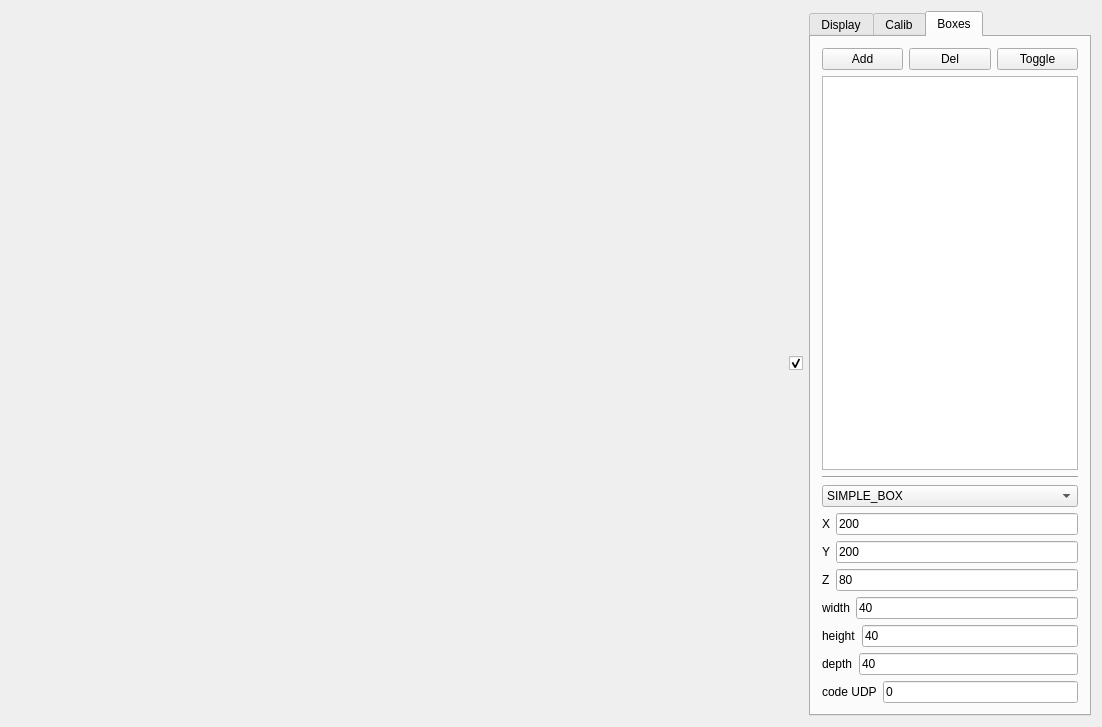
Old version of the form mainwindow.ui in the repository yquemener/Natural-Navigator.
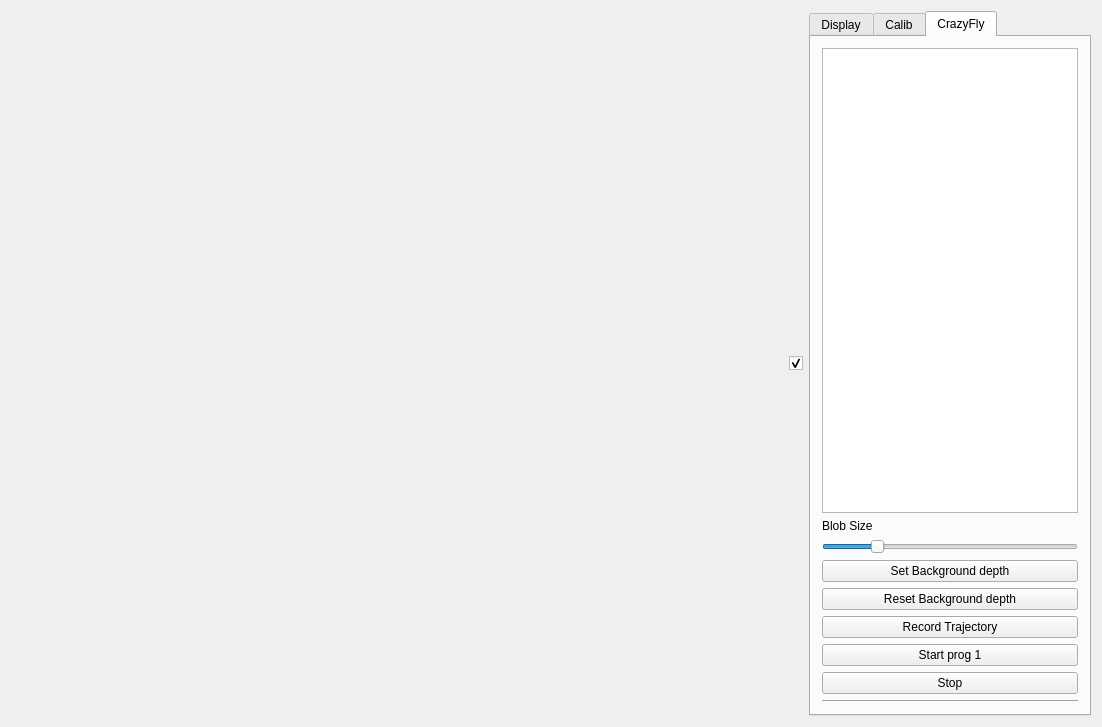
New version of the form. The open tabs and pages were chosen to show the change.

Commit message: Cleaned the interface to make it more easy to use with the crazyflie. Now communicated with a python script

Diff of the .ui file:
```diff
--- a/mainwindow.ui
+++ b/mainwindow.ui
@@ -367,30 +367,6 @@
           </property>
          </spacer>
         </item>
-        <item>
-         <widget class="QPushButton" name="but_background_depth">
-          <property name="text">
-           <string>Set Background depth</string>
-          </property>
-         </widget>
-        </item>
-        <item>
-         <widget class="QPushButton" name="but_reset_background_depth">
-          <property name="text">
-           <string>Reset Background depth</string>
-          </property>
-         </widget>
-        </item>
-        <item>
-         <widget class="QPushButton" name="but_record_trajectory">
-          <property name="text">
-           <string>Record Trajectory</string>
-          </property>
-          <property name="checkable">
-           <bool>true</bool>
-          </property>
-         </widget>
-        </item>
         <item>
          <widget class="QPushButton" name="but_reset_boxes">
           <property name="text">
@@ -486,47 +462,83 @@
       </widget>
       <widget class="QWidget" name="tab_boxes">
        <attribute name="title">
-        <string>Boxes</string>
+        <string>CrazyFly</string>
        </attribute>
        <layout class="QVBoxLayout" name="verticalLayout_4">
         <item>
-         <layout class="QHBoxLayout" name="horizontalLayout">
-          <item>
-           <widget class="QPushButton" name="but_add">
-            <property name="text">
-             <string>Add</string>
-            </property>
-           </widget>
-          </item>
-          <item>
-           <widget class="QPushButton" name="pushButton">
-            <property name="text">
-             <string>Del</string>
-            </property>
-           </widget>
-          </item>
-          <item>
-           <widget class="QPushButton" name="but_toggle">
-            <property name="text">
-             <string>Toggle</string>
-            </property>
-           </widget>
-          </item>
-         </layout>
+         <widget class="QTextEdit" name="log_cflie">
+          <property name="readOnly">
+           <bool>true</bool>
+          </property>
+         </widget>
         </item>
         <item>
-         <widget class="QListWidget" name="lst_boxes">
+         <widget class="QLabel" name="lbl_blobsize">
+          <property name="text">
+           <string>Blob Size</string>
+          </property>
+         </widget>
+        </item>
+        <item>
+         <widget class="QSlider" name="sld_blobsize">
           <property name="sizePolicy">
-           <sizepolicy hsizetype="Fixed" vsizetype="Expanding">
+           <sizepolicy hsizetype="Expanding" vsizetype="Fixed">
             <horstretch>0</horstretch>
             <verstretch>0</verstretch>
            </sizepolicy>
           </property>
           <property name="minimumSize">
            <size>
-            <width>0</width>
+            <width>150</width>
             <height>0</height>
            </size>
+          </property>
+          <property name="maximum">
+           <number>200</number>
+          </property>
+          <property name="value">
+           <number>40</number>
+          </property>
+          <property name="orientation">
+           <enum>Qt::Horizontal</enum>
+          </property>
+         </widget>
+        </item>
+        <item>
+         <widget class="QPushButton" name="but_background_depth">
+          <property name="text">
+           <string>Set Background depth</string>
+          </property>
+         </widget>
+        </item>
+        <item>
+         <widget class="QPushButton" name="but_reset_background_depth">
+          <property name="text">
+           <string>Reset Background depth</string>
+          </property>
+         </widget>
+        </item>
+        <item>
+         <widget class="QPushButton" name="but_record_trajectory">
+          <property name="text">
+           <string>Record Trajectory</string>
+          </property>
+          <property name="checkable">
+           <bool>true</bool>
+          </property>
+         </widget>
+        </item>
+        <item>
+         <widget class="QPushButton" name="but_cflie_start1">
+          <property name="text">
+           <string>Start prog 1</string>
+          </property>
+         </widget>
+        </item>
+        <item>
+         <widget class="QPushButton" name="but_cflie_stop">
+          <property name="text">
+           <string>Stop</string>
           </property>
          </widget>
         </item>
@@ -537,151 +549,6 @@
           </property>
          </widget>
         </item>
-        <item>
-         <widget class="QComboBox" name="cmb_box_type">
-          <item>
-           <property name="text">
-            <string>SIMPLE_BOX</string>
-           </property>
-          </item>
-          <item>
-           <property name="text">
-            <string>HSLIDER</string>
-           </property>
-          </item>
-          <item>
-           <property name="text">
-            <string>TOGGLE_BOX</string>
-           </property>
-          </item>
-         </widget>
-        </item>
-        <item>
-         <layout class="QHBoxLayout" name="horizontalLayout_2">
-          <item>
-           <widget class="QLabel" name="label_0">
-            <property name="text">
-             <string>X</string>
-            </property>
-           </widget>
-          </item>
-          <item>
-           <widget class="QLineEdit" name="edt_box_x">
-            <property name="text">
-             <string>200</string>
-            </property>
-           </widget>
-          </item>
-         </layout>
-        </item>
-        <item>
-         <layout class="QHBoxLayout" name="horizontalLayout_3">
-          <item>
-           <widget class="QLabel" name="label_2">
-            <property name="text">
-             <string>Y</string>
-            </property>
-           </widget>
-          </item>
-          <item>
-           <widget class="QLineEdit" name="edt_box_y">
-            <property name="text">
-             <string>200</string>
-            </property>
-           </widget>
-          </item>
-         </layout>
-        </item>
-        <item>
-         <layout class="QHBoxLayout" name="horizontalLayout_5">
-          <item>
-           <widget class="QLabel" name="label_3">
-            <property name="text">
-             <string>Z</string>
-            </property>
-           </widget>
-          </item>
-          <item>
-           <widget class="QLineEdit" name="edt_box_z">
-            <property name="text">
-             <string>80</string>
-            </property>
-           </widget>
-          </item>
-         </layout>
-        </item>
-        <item>
-         <layout class="QHBoxLayout" name="horizontalLayout_6">
-          <item>
-           <widget class="QLabel" name="label_4">
-            <property name="text">
-             <string>width</string>
-            </property>
-           </widget>
-          </item>
-          <item>
-           <widget class="QLineEdit" name="edt_box_width">
-            <property name="text">
-             <string>40</string>
-            </property>
-           </widget>
-          </item>
-         </layout>
-        </item>
-        <item>
-         <layout class="QHBoxLayout" name="horizontalLayout_7">
-          <item>
-           <widget class="QLabel" name="label_9">
-            <property name="text">
-             <string>height</string>
-            </property>
-           </widget>
-          </item>
-          <item>
-           <widget class="QLineEdit" name="edt_box_height">
-            <property name="text">
-             <string>40</string>
-            </property>
-           </widget>
-          </item>
-         </layout>
-        </item>
-        <item>
-         <layout class="QHBoxLayout" name="horizontalLayout_8">
-          <item>
-           <widget class="QLabel" name="label_10">
-            <property name="text">
-             <string>depth</string>
-            </property>
-           </widget>
-          </item>
-          <item>
-           <widget class="QLineEdit" name="edt_box_depth">
-            <property name="text">
-             <string>40</string>
-            </property>
-           </widget>
-          </item>
-         </layout>
-        </item>
-        <item>
-         <layout class="QHBoxLayout" name="horizontalLayout_11">
-          <item>
-           <widget class="QLabel" name="label_6">
-            <property name="text">
-             <string>code UDP</string>
-            </property>
-           </widget>
-          </item>
-          <item>
-           <widget class="QLineEdit" name="edt_box_udp_code">
-            <property name="text">
-             <string>0</string>
-            </property>
-           </widget>
-          </item>
-         </layout>
-        </item>
        </layout>
       </widget>
      </widget>
```
Left out of the diff: 4 changed lines with no effect on the pictures. The commit also changes 6 other files.
